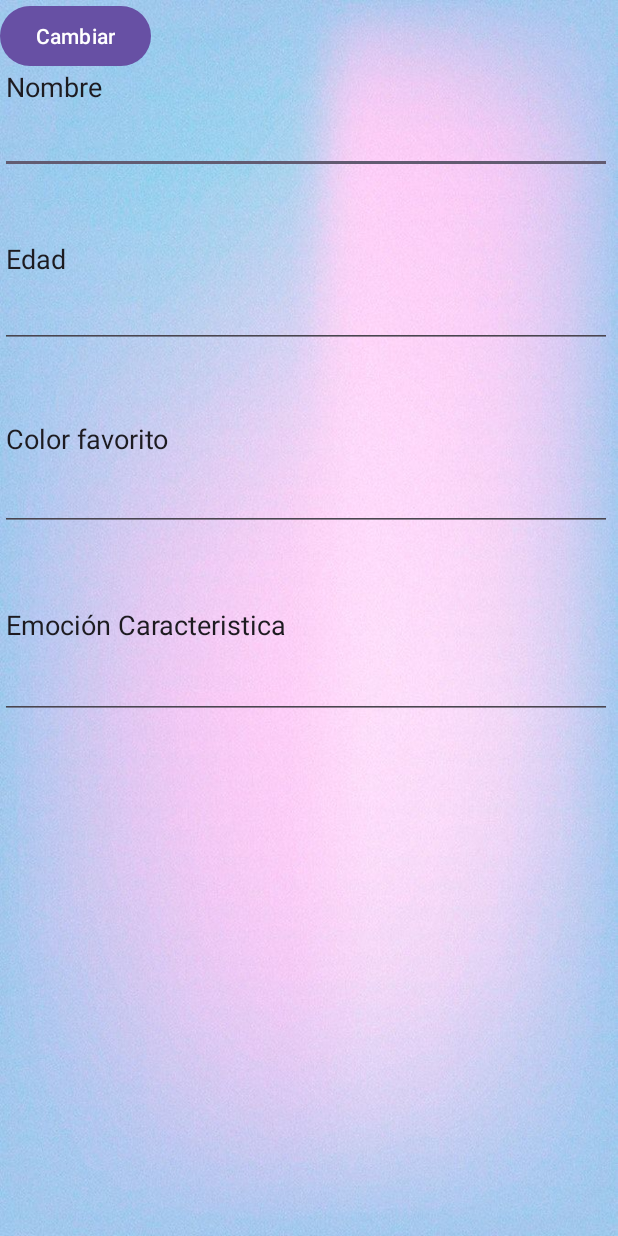
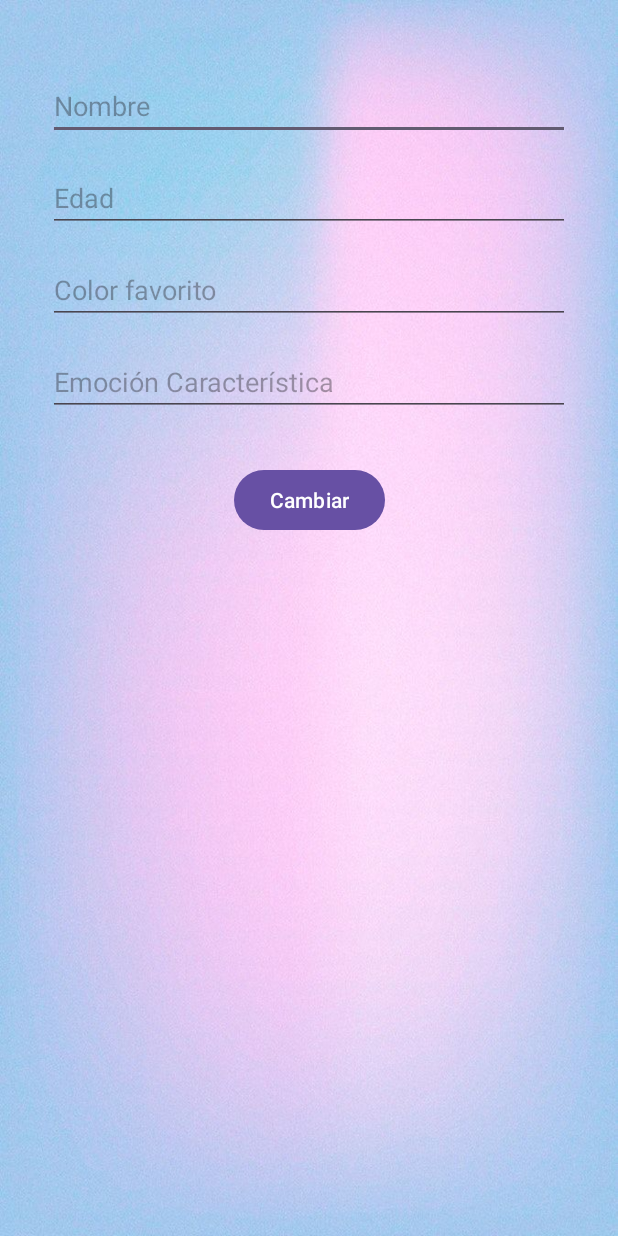
Before and after one commit to lil-mati/HomeworkColormood, an Android app: the FormularioActivity screen opened directly, with no data from a screen before it, on a phone screen of 412 x 824 dp. Run offline under Robolectric (Android 15) with nearby library versions, the phone set to English and light mode, and no system bars.

Commit message:
Vinculacion vista main a profile & refinar vista del formulario

```diff
--- a/app/src/main/java/com/example/homeworkcolormood/ActivityProfile.java
+++ b/app/src/main/java/com/example/homeworkcolormood/ActivityProfile.java
@@ -38,6 +38,7 @@ public class ActivityProfile extends AppCompatActivity {
             startActivity(x);
         });
 
+        mostrarCambios();
 
     }
 
--- a/app/src/main/java/com/example/homeworkcolormood/Main_ColorsList_Activity.java
+++ b/app/src/main/java/com/example/homeworkcolormood/Main_ColorsList_Activity.java
@@ -1,6 +1,9 @@
 package com.example.homeworkcolormood;
 
+import android.content.Intent;
 import android.os.Bundle;
+import android.view.View;
+import android.widget.Button;
 import android.widget.ListView;
 import android.widget.TextView; // Importar TextView
 import androidx.activity.EdgeToEdge;
@@ -15,6 +18,7 @@ public class Main_ColorsList_Activity extends AppCompatActivity {
 
     private ListView color_view;
     private TextView titleTextView; // Añadir el TextView para el título
+    private Button userIconButton;
 
     @Override
     protected void onCreate(Bundle savedInstanceState) {
@@ -28,8 +32,8 @@ public class Main_ColorsList_Activity extends AppCompatActivity {
             return insets;
         });
 
-        // Inicializar el TextView del título
         titleTextView = findViewById(R.id.title_textview);
+        userIconButton = findViewById(R.id.user_icon);
 
         // Cargar los mensajes de bienvenida y seleccionar uno aleatoriamente
         String[] welcomeMessages = getResources().getStringArray(R.array.welcome_messages);
@@ -51,5 +55,14 @@ public class Main_ColorsList_Activity extends AppCompatActivity {
 
         color_adapter adapter = new color_adapter(this, R.layout.list_colormood, colores);
         color_view.setAdapter(adapter);
+
+        // Configurar el OnClickListener para el botón de usuario
+        userIconButton.setOnClickListener(new View.OnClickListener() {
+            @Override
+            public void onClick(View v) {
+                Intent intent = new Intent(Main_ColorsList_Activity.this, ActivityProfile.class);
+                startActivity(intent);
+            }
+        });
     }
 }
--- a/app/src/main/res/layout/activity_main_colors.xml
+++ b/app/src/main/res/layout/activity_main_colors.xml
@@ -8,13 +8,14 @@
     android:background="@drawable/background"
     tools:context=".Main_ColorsList_Activity">
 
-    <ImageView
+    <Button
         android:id="@+id/user_icon"
         android:layout_width="48dp"
         android:layout_height="48dp"
         android:layout_marginTop="32dp"
         android:layout_marginEnd="32dp"
-        android:src="@drawable/icon_user"
+        android:background="@drawable/icon_user"
+        app:backgroundTint="@android:color/black"
         app:layout_constraintEnd_toEndOf="parent"
         app:layout_constraintTop_toTopOf="parent" />
 
--- a/app/src/main/res/layout/layout_formulario.xml
+++ b/app/src/main/res/layout/layout_formulario.xml
@@ -6,80 +6,73 @@
     android:layout_width="match_parent"
     android:layout_height="match_parent"
     android:background="@drawable/background"
+    android:padding="16dp"
     tools:context=".FormularioActivity">
-
-    <LinearLayout
-        android:layout_width="408dp"
-        android:layout_height="480dp"
-        android:orientation="vertical"
-        tools:layout_editor_absoluteX="1dp"
-        tools:layout_editor_absoluteY="1dp"
-        tools:ignore="MissingConstraints">
-
-        <LinearLayout
-            android:layout_width="match_parent"
-            android:layout_height="114dp"
-            android:orientation="horizontal">
 
     <EditText
         android:id="@+id/editNombre"
-                android:layout_width="match_parent"
-                android:layout_height="116dp"
+        android:layout_width="0dp"
+        android:layout_height="wrap_content"
+        android:layout_marginTop="32dp"
         android:ems="10"
+        android:hint="Nombre"
         android:inputType="text"
-                android:text="Nombre" />
-
-        </LinearLayout>
-
-        <LinearLayout
-            android:layout_width="match_parent"
-            android:layout_height="118dp"
-            android:orientation="vertical">
+        app:layout_constraintTop_toTopOf="parent"
+        app:layout_constraintStart_toStartOf="parent"
+        app:layout_constraintEnd_toEndOf="parent"
+        android:layout_marginStart="16dp"
+        android:layout_marginEnd="16dp"/>
 
     <EditText
         android:id="@+id/editEdad"
-                android:layout_width="match_parent"
-                android:layout_height="match_parent"
+        android:layout_width="0dp"
+        android:layout_height="wrap_content"
+        android:layout_marginTop="16dp"
         android:ems="10"
+        android:hint="Edad"
         android:inputType="number"
-                android:text="Edad" />
-        </LinearLayout>
-
-        <LinearLayout
-            android:layout_width="match_parent"
-            android:layout_height="122dp"
-            android:orientation="vertical">
+        app:layout_constraintTop_toBottomOf="@id/editNombre"
+        app:layout_constraintStart_toStartOf="parent"
+        app:layout_constraintEnd_toEndOf="parent"
+        android:layout_marginStart="16dp"
+        android:layout_marginEnd="16dp"/>
 
     <EditText
         android:id="@+id/editColor"
-                android:layout_width="match_parent"
-                android:layout_height="match_parent"
+        android:layout_width="0dp"
+        android:layout_height="wrap_content"
+        android:layout_marginTop="16dp"
         android:ems="10"
+        android:hint="Color favorito"
         android:inputType="text"
-                android:text="Color favorito" />
-        </LinearLayout>
-
-        <LinearLayout
-            android:layout_width="match_parent"
-            android:layout_height="125dp"
-            android:orientation="vertical">
+        app:layout_constraintTop_toBottomOf="@id/editEdad"
+        app:layout_constraintStart_toStartOf="parent"
+        app:layout_constraintEnd_toEndOf="parent"
+        android:layout_marginStart="16dp"
+        android:layout_marginEnd="16dp"/>
 
     <EditText
         android:id="@+id/editEmocion"
-                android:layout_width="match_parent"
-                android:layout_height="match_parent"
+        android:layout_width="0dp"
+        android:layout_height="wrap_content"
+        android:layout_marginTop="16dp"
         android:ems="10"
+        android:hint="Emoción Característica"
         android:inputType="text"
-                android:text="Emoción Caracteristica" />
-        </LinearLayout>
-
-    </LinearLayout>
+        app:layout_constraintTop_toBottomOf="@id/editColor"
+        app:layout_constraintStart_toStartOf="parent"
+        app:layout_constraintEnd_toEndOf="parent"
+        android:layout_marginStart="16dp"
+        android:layout_marginEnd="16dp"/>
 
     <Button
         android:id="@+id/cambio"
         android:layout_width="wrap_content"
         android:layout_height="wrap_content"
+        android:layout_marginTop="32dp"
         android:text="Cambiar"
-        tools:layout_editor_absoluteX="154dp"
-        tools:layout_editor_absoluteY="584dp" />
+        app:layout_constraintTop_toBottomOf="@id/editEmocion"
+        app:layout_constraintStart_toStartOf="parent"
+        app:layout_constraintEnd_toEndOf="parent" />
+
 </androidx.constraintlayout.widget.ConstraintLayout>
```
Lines whose indentation alone changed are shown as unchanged.
